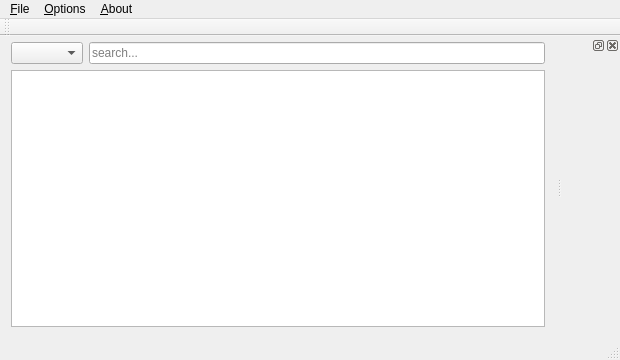
Above: gui/mainwindow.ui from Mezzofanti/qamus before the change. Below: the same form after it.
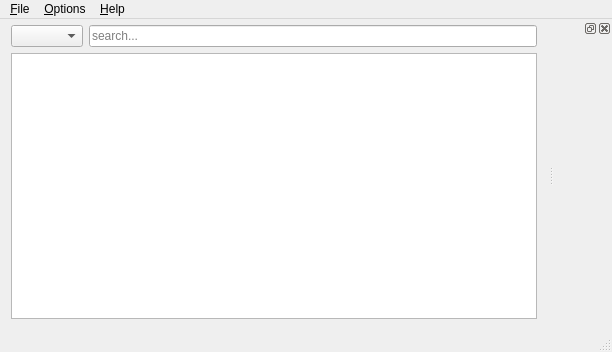
That is the form after the change. Icons and pictures are not drawn.

```diff
--- a/gui/mainwindow.ui
+++ b/gui/mainwindow.ui
@@ -6,8 +6,8 @@
    <rect>
     <x>0</x>
     <y>0</y>
-    <width>620</width>
-    <height>360</height>
+    <width>612</width>
+    <height>352</height>
    </rect>
   </property>
   <property name="windowTitle">
@@ -56,6 +56,9 @@
       <property name="focusPolicy">
        <enum>Qt::NoFocus</enum>
       </property>
+      <property name="alternatingRowColors">
+       <bool>true</bool>
+      </property>
       <property name="selectionMode">
        <enum>QAbstractItemView::NoSelection</enum>
       </property>
@@ -83,7 +86,7 @@
     <rect>
      <x>0</x>
      <y>0</y>
-     <width>620</width>
+     <width>612</width>
      <height>20</height>
     </rect>
    </property>
@@ -96,9 +99,9 @@
     <addaction name="separator"/>
     <addaction name="actionE_xit"/>
    </widget>
-   <widget class="QMenu" name="menuAbout">
+   <widget class="QMenu" name="menuHelp">
     <property name="title">
-     <string>&amp;About</string>
+     <string>&amp;Help</string>
     </property>
     <addaction name="actionAbout_Qamus"/>
     <addaction name="actionAbout_Qt"/>
@@ -111,15 +114,7 @@
    </widget>
    <addaction name="menuFile"/>
    <addaction name="menu_Options"/>
-   <addaction name="menuAbout"/>
-  </widget>
-  <widget class="QToolBar" name="mainToolBar">
-   <attribute name="toolBarArea">
-    <enum>TopToolBarArea</enum>
-   </attribute>
-   <attribute name="toolBarBreak">
-    <bool>false</bool>
-   </attribute>
+   <addaction name="menuHelp"/>
   </widget>
   <widget class="QStatusBar" name="statusBar"/>
   <widget class="QDockWidget" name="dockWidget">
```
Left out of the diff: 47 changed lines with no effect on the pictures.
